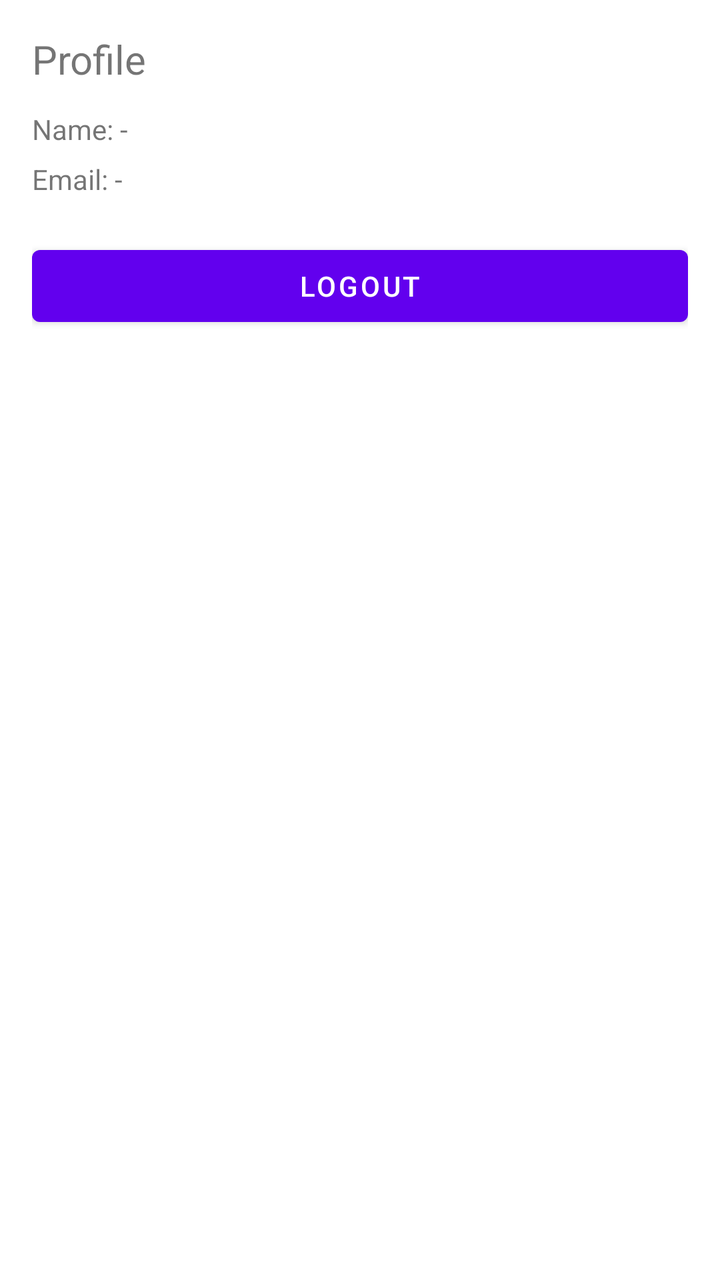
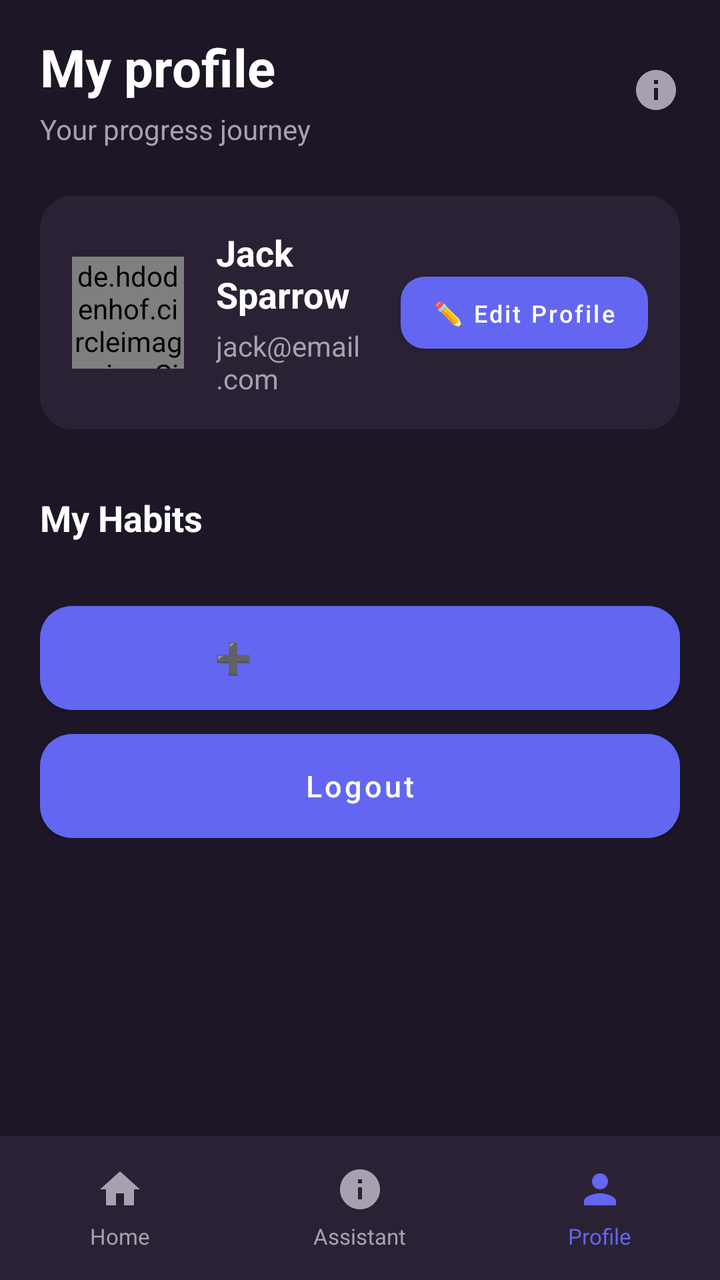

The first picture is an Android layout as it rendered before a commit; the second is the same layout after the commit. The layout source and the unified diff follow.
<!-- AndroidManifest.xml: application theme Theme.MyApplication -->
<!-- res/layout/activity_profile.xml -->
<?xml version="1.0" encoding="utf-8"?>
<LinearLayout xmlns:android="http://schemas.android.com/apk/res/android"
    android:orientation="vertical"
    android:layout_width="match_parent"
    android:layout_height="match_parent"
    android:padding="16dp">

    <TextView
        android:layout_width="wrap_content"
        android:layout_height="wrap_content"
        android:text="Profile"
        android:textSize="20sp" />

    <TextView
        android:id="@+id/tvProfileName"
        android:layout_width="wrap_content"
        android:layout_height="wrap_content"
        android:text="Name: -"
        android:layout_marginTop="12dp" />

    <TextView
        android:id="@+id/tvProfileEmail"
        android:layout_width="wrap_content"
        android:layout_height="wrap_content"
        android:text="Email: -"
        android:layout_marginTop="6dp" />

    <Button
        android:id="@+id/btnLogout"
        android:layout_width="match_parent"
        android:layout_height="wrap_content"
        android:text="Logout"
        android:layout_marginTop="20dp" />

</LinearLayout>
<!-- resources referenced by this layout -->
<resources>
  <style name="Theme.MyApplication" parent="Theme.MaterialComponents.DayNight.DarkActionBar">
          
          <item name="colorPrimary">@color/purple_500</item>
          <item name="colorPrimaryVariant">@color/purple_700</item>
          <item name="colorOnPrimary">@color/white</item>
          
          <item name="colorSecondary">@color/teal_200</item>
          <item name="colorSecondaryVariant">@color/teal_700</item>
          <item name="colorOnSecondary">@color/black</item>
          
          <item name="android:statusBarColor">?attr/colorPrimaryVariant</item>
          
      </style>
  <color name="purple_500">#FF6200EE</color>
  <color name="purple_700">#FF3700B3</color>
  <color name="white">#FFFFFFFF</color>
  <color name="teal_200">#FF03DAC5</color>
  <color name="teal_700">#FF018786</color>
  <color name="black">#FF000000</color>
</resources>

<!-- the commit's change to res/layout/activity_profile.xml (unified diff, before → after) -->
@@ -1,35 +1,242 @@
 <?xml version="1.0" encoding="utf-8"?>
-<LinearLayout xmlns:android="http://schemas.android.com/apk/res/android"
-    android:orientation="vertical"
+<RelativeLayout xmlns:android="http://schemas.android.com/apk/res/android"
     android:layout_width="match_parent"
     android:layout_height="match_parent"
-    android:padding="16dp">
-
-    <TextView
-        android:layout_width="wrap_content"
-        android:layout_height="wrap_content"
-        android:text="Profile"
-        android:textSize="20sp" />
-
-    <TextView
-        android:id="@+id/tvProfileName"
-        android:layout_width="wrap_content"
-        android:layout_height="wrap_content"
-        android:text="Name: -"
-        android:layout_marginTop="12dp" />
-
-    <TextView
-        android:id="@+id/tvProfileEmail"
-        android:layout_width="wrap_content"
-        android:layout_height="wrap_content"
-        android:text="Email: -"
-        android:layout_marginTop="6dp" />
-
-    <Button
-        android:id="@+id/btnLogout"
+    android:background="@color/bg_default">
+
+    <ScrollView
+        android:id="@+id/scrollContent"
         android:layout_width="match_parent"
-        android:layout_height="wrap_content"
-        android:text="Logout"
-        android:layout_marginTop="20dp" />
-
-</LinearLayout>
+        android:layout_height="match_parent"
+        android:layout_above="@id/bottomNav"
+        android:paddingLeft="20dp"
+        android:paddingRight="20dp"
+        android:paddingTop="16dp"
+        android:paddingBottom="16dp">
+
+        <LinearLayout
+            android:layout_width="match_parent"
+            android:layout_height="wrap_content"
+            android:orientation="vertical">
+
+            
+            <LinearLayout
+                android:layout_width="match_parent"
+                android:layout_height="wrap_content"
+                android:orientation="horizontal"
+                android:gravity="center_vertical">
+
+                <LinearLayout
+                    android:layout_width="0dp"
+                    android:layout_height="wrap_content"
+                    android:layout_weight="1"
+                    android:orientation="vertical">
+
+                    <TextView
+                        android:layout_width="wrap_content"
+                        android:layout_height="wrap_content"
+                        android:text="My profile"
+                        android:textColor="@color/text_primary"
+                        android:textSize="26sp"
+                        android:textStyle="bold" />
+
+                    <TextView
+                        android:layout_width="wrap_content"
+                        android:layout_height="wrap_content"
+                        android:text="Your progress journey"
+                        android:textColor="@color/text_secondary"
+                        android:textSize="14sp"
+                        android:layout_marginTop="4dp" />
+                </LinearLayout>
+
+                <ImageView
+                    android:layout_width="24dp"
+                    android:layout_height="24dp"
+                    android:src="@drawable/ic_assistant"
+                    android:tint="@color/text_secondary" />
+            </LinearLayout>
+
+            
+            <LinearLayout
+                android:layout_width="match_parent"
+                android:layout_height="wrap_content"
+                android:orientation="horizontal"
+                android:background="@drawable/bg_card"
+                android:padding="16dp"
+                android:layout_marginTop="24dp"
+                android:gravity="center_vertical">
+
+                
+                <de.hdodenhof.circleimageview.CircleImageView
+                    android:id="@+id/ivProfilePicture"
+                    android:layout_width="56dp"
+                    android:layout_height="56dp"
+                    android:src="@drawable/ic_profile"
+                    android:background="@color/input_stroke" />
+
+                <LinearLayout
+                    android:layout_width="0dp"
+                    android:layout_height="wrap_content"
+                    android:layout_weight="1"
+                    android:orientation="vertical"
+                    android:layout_marginLeft="16dp">
+
+                    <TextView
+                        android:id="@+id/tvProfileName"
+                        android:layout_width="wrap_content"
+                        android:layout_height="wrap_content"
+                        android:text="Jack Sparrow"
+                        android:textColor="@color/text_primary"
+                        android:textSize="18sp"
+                        android:textStyle="bold" />
+
+                    <TextView
+                        android:id="@+id/tvProfileEmail"
+                        android:layout_width="wrap_content"
+                        android:layout_height="wrap_content"
+                        android:text="jack@email.com"
+                        android:textColor="@color/text_secondary"
+                        android:textSize="14sp"
+                        android:layout_marginTop="4dp" />
+                </LinearLayout>
+
+                <Button
+                    android:id="@+id/btnEditProfile"
+                    android:layout_width="wrap_content"
+                    android:layout_height="36dp"
+                    android:text="✏️ Edit Profile"
+                    android:textColor="@color/text_primary"
+                    android:textSize="12sp"
+                    android:textAllCaps="false"
+                    android:background="@drawable/bg_button_primary"
+                    android:paddingLeft="16dp"
+                    android:paddingRight="16dp" />
+            </LinearLayout>
+
+            
+            <TextView
+                android:layout_width="wrap_content"
+                android:layout_height="wrap_content"
+                android:text="My Habits"
+                android:textColor="@color/text_primary"
+                android:textSize="18sp"
+                android:textStyle="bold"
+                android:layout_marginTop="32dp"
+                android:layout_marginBottom="16dp" />
+
+            
+            <LinearLayout
+                android:id="@+id/llHabitsList"
+                android:layout_width="match_parent"
+                android:layout_height="wrap_content"
+                android:orientation="vertical">
+
+                
+            </LinearLayout>
+
+            
+            <Button
+                android:id="@+id/btnAddNewHabit"
+                android:layout_width="match_parent"
+                android:layout_height="52dp"
+                android:text="➕  Add New Habit"
+                android:textColor="@color/accent_purple_start"
+                android:textSize="15sp"
+                android:textAllCaps="false"
+                android:background="@drawable/bg_card"
+                android:layout_marginTop="16dp" />
+
+            
+            <Button
+                android:id="@+id/btnLogout"
+                android:layout_width="match_parent"
+                android:layout_height="52dp"
+                android:text="Logout"
+                android:textColor="@color/text_primary"
+                android:textSize="15sp"
+                android:textAllCaps="false"
+                android:background="@drawable/bg_card"
+                android:layout_marginTop="12dp" />
+
+        </LinearLayout>
+
+    </ScrollView>
+
+    
+    <LinearLayout
+        android:id="@+id/bottomNav"
+        android:layout_width="match_parent"
+        android:layout_height="72dp"
+        android:layout_alignParentBottom="true"
+        android:background="@color/card_bg"
+        android:orientation="horizontal"
+        android:paddingTop="8dp"
+        android:paddingBottom="8dp"
+        android:gravity="center">
+
+        <LinearLayout
+            android:id="@+id/navHome"
+            android:layout_width="0dp"
+            android:layout_height="match_parent"
+            android:layout_weight="1"
+            android:orientation="vertical"
+            android:gravity="center">
+            <ImageView
+                android:layout_width="24dp"
+                android:layout_height="24dp"
+                android:src="@drawable/ic_home"
+                android:tint="@color/text_secondary" />
+            <TextView
+                android:layout_width="wrap_content"
+                android:layout_height="wrap_content"
+                android:text="Home"
+                android:textColor="@color/text_secondary"
+                android:textSize="11sp"
+                android:layout_marginTop="4dp" />
+        </LinearLayout>
+
+        <LinearLayout
+            android:id="@+id/navAssistant"
+            android:layout_width="0dp"
+            android:layout_height="match_parent"
+            android:layout_weight="1"
+            android:orientation="vertical"
+            android:gravity="center">
+            <ImageView
+                android:layout_width="24dp"
+                android:layout_height="24dp"
+                android:src="@drawable/ic_assistant"
+                android:tint="@color/text_secondary" />
+            <TextView
+                android:layout_width="wrap_content"
+                android:layout_height="wrap_content"
+                android:text="Assistant"
+                android:textColor="@color/text_secondary"
+                android:textSize="11sp"
+                android:layout_marginTop="4dp" />
+        </LinearLayout>
+
+        <LinearLayout
+            android:id="@+id/navProfile"
+            android:layout_width="0dp"
+            android:layout_height="match_parent"
+            android:layout_weight="1"
+            android:orientation="vertical"
+            android:gravity="center">
+            <ImageView
+                android:layout_width="24dp"
+                android:layout_height="24dp"
+                android:src="@drawable/ic_profile"
+                android:tint="@color/accent_purple_start" />
+            <TextView
+                android:layout_width="wrap_content"
+                android:layout_height="wrap_content"
+                android:text="Profile"
+                android:textColor="@color/accent_purple_start"
+                android:textSize="11sp"
+                android:layout_marginTop="4dp" />
+        </LinearLayout>
+
+    </LinearLayout>
+
+</RelativeLayout>
<!-- resource entries referenced after the edit -->
@@ -1,23 +1,77 @@
 <!-- resources referenced by this layout -->
 <resources>
+  <color name="accent_purple_start">#6366F1</color>
+  <color name="bg_default">#1C1626</color>
+  <color name="card_bg">#2A2234</color>
+  <color name="input_stroke">#332B3F</color>
+  <color name="text_primary">#FFFFFF</color>
+  <color name="text_secondary">#A6A0B0</color>
+  <!-- drawable bg_button_primary (drawable) -->
+  <?xml version="1.0" encoding="utf-8"?>
+  <shape xmlns:android="http://schemas.android.com/apk/res/android" android:shape="rectangle">
+      <gradient
+          android:angle="0"
+          android:startColor="@color/accent_purple_start"
+          android:endColor="@color/accent_purple_end"
+          android:type="linear" />
+      <corners android:radius="12dp" />
+      <size android:height="48dp" />
+  </shape>
+  <!-- drawable bg_card (drawable) -->
+  <?xml version="1.0" encoding="utf-8"?>
+  <shape xmlns:android="http://schemas.android.com/apk/res/android" android:shape="rectangle">
+      <solid android:color="@color/card_bg" />
+      <corners android:radius="16dp" />
+      <padding android:left="12dp" android:top="12dp" android:right="12dp" android:bottom="12dp" />
+  </shape>
+  <!-- drawable ic_assistant (drawable) -->
+  <vector xmlns:android="http://schemas.android.com/apk/res/android"
+      android:width="24dp"
+      android:height="24dp"
+      android:viewportWidth="24"
+      android:viewportHeight="24">
+      <path
+          android:fillColor="#FFFFFF"
+          android:pathData="M12,2C6.48,2 2,6.48 2,12s4.48,10 10,10 10,-4.48 10,-10S17.52,2 12,2zM13,17h-2v-6h2v6zM13,9h-2L11,7h2v2z"/>
+  </vector>
+  <!-- drawable ic_home (drawable) -->
+  <vector xmlns:android="http://schemas.android.com/apk/res/android"
+      android:width="24dp"
+      android:height="24dp"
+      android:viewportWidth="24"
+      android:viewportHeight="24">
+      <path
+          android:fillColor="#FFFFFF"
+          android:pathData="M10,20v-6h4v6h5v-8h3L12,3 2,12h3v8z"/>
+  </vector>
+  <!-- drawable ic_profile (drawable) -->
+  <vector xmlns:android="http://schemas.android.com/apk/res/android"
+      android:width="24dp"
+      android:height="24dp"
+      android:viewportWidth="24"
+      android:viewportHeight="24">
+      <path
+          android:fillColor="#FFFFFF"
+          android:pathData="M12,12c2.21,0 4,-1.79 4,-4s-1.79,-4 -4,-4 -4,1.79 -4,4 1.79,4 4,4zM12,14c-2.67,0 -8,1.34 -8,4v2h16v-2c0,-2.66 -5.33,-4 -8,-4z"/>
+  </vector>
   <style name="Theme.MyApplication" parent="Theme.MaterialComponents.DayNight.DarkActionBar">
           
-          <item name="colorPrimary">@color/purple_500</item>
-          <item name="colorPrimaryVariant">@color/purple_700</item>
-          <item name="colorOnPrimary">@color/white</item>
+          <item name="colorPrimary">@color/accent_purple_start</item>
+          <item name="colorPrimaryVariant">@color/accent_purple_end</item>
+          <item name="colorOnPrimary">@color/text_primary</item>
+  
+          <item name="colorSecondary">@color/accent_green</item>
+          <item name="colorOnSecondary">@color/text_primary</item>
+  
+          <item name="android:statusBarColor">@color/bg_default</item>
+          <item name="android:navigationBarColor">@color/bg_default</item>
+  
           
-          <item name="colorSecondary">@color/teal_200</item>
-          <item name="colorSecondaryVariant">@color/teal_700</item>
-          <item name="colorOnSecondary">@color/black</item>
-          
-          <item name="android:statusBarColor">?attr/colorPrimaryVariant</item>
-          
+          <item name="android:colorBackground">@color/bg_default</item>
+          <item name="android:textColor">@color/text_primary</item>
+          <item name="android:windowBackground">@color/bg_default</item>
       </style>
-  <color name="purple_500">#FF6200EE</color>
-  <color name="purple_700">#FF3700B3</color>
-  <color name="white">#FFFFFFFF</color>
-  <color name="teal_200">#FF03DAC5</color>
-  <color name="teal_700">#FF018786</color>
-  <color name="black">#FF000000</color>
+  <color name="accent_purple_end">#8B5CF6</color>
+  <color name="accent_green">#10B981</color>
 </resources>
 
